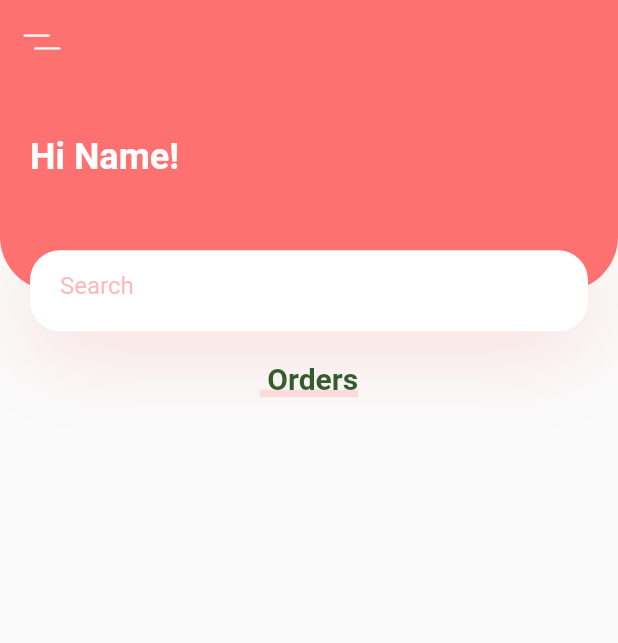
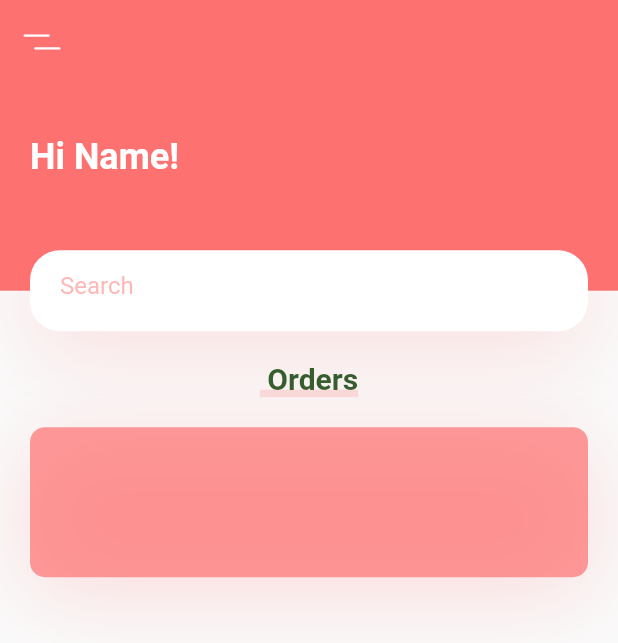
Before and after one commit to isabellamattua/youber, a Flutter app: the screen it shows after launch, on a phone screen of 412 x 824 dp. Shown: the top 643 px of the screen. Run offline on Flutter 3.47's test engine with Material 2 defaults, Android fonts, the phone set to English and light mode, and no system bars; our stand-ins replace flutter_svg.

```diff
--- a/lib/screens/body.dart
+++ b/lib/screens/body.dart
@@ -1,3 +1,5 @@
+
+
 import 'package:flutter/cupertino.dart';
 import 'package:flutter/material.dart';
 import 'package:youber/constants.dart';
@@ -15,8 +17,29 @@ class Body extends StatelessWidget {
             children: <Widget>[
               header_bar(size: size),
               TextWithUnderlineDeco( text: "Orders"),
-              Container(
+              Center(
+                child: Container(
+                  margin: EdgeInsets.symmetric(
+                      horizontal: kDefaultPadding,
+                      vertical: kDefaultPadding
+                  ),
+                  padding: EdgeInsets.symmetric(horizontal: kDefaultPadding),
+                  height: 100,
+                  decoration: BoxDecoration(
+                      color: kPrimaryColor.withOpacity(0.7),
 
+                      borderRadius: BorderRadius.circular(10),
+                      boxShadow: [
+                        BoxShadow(
+                          offset:  Offset(0,10),
+                          blurRadius: 50,
+                          color: kPrimaryColor.withOpacity(0.23),
+                        )
+                      ]
+                  ),
+
+
+                ),
               )
 
             ]
--- a/lib/screens/header_bar.dart
+++ b/lib/screens/header_bar.dart
@@ -26,8 +26,8 @@ class header_bar extends StatelessWidget {
             decoration: BoxDecoration(
                 color: kPrimaryColor,
                 borderRadius: BorderRadius.only(
-                  bottomLeft: Radius.circular(36),
-                  bottomRight: Radius.circular(36),
+                  bottomLeft: Radius.circular(0),
+                  bottomRight: Radius.circular(0),
                 )
             ),
             child: Row (
```
